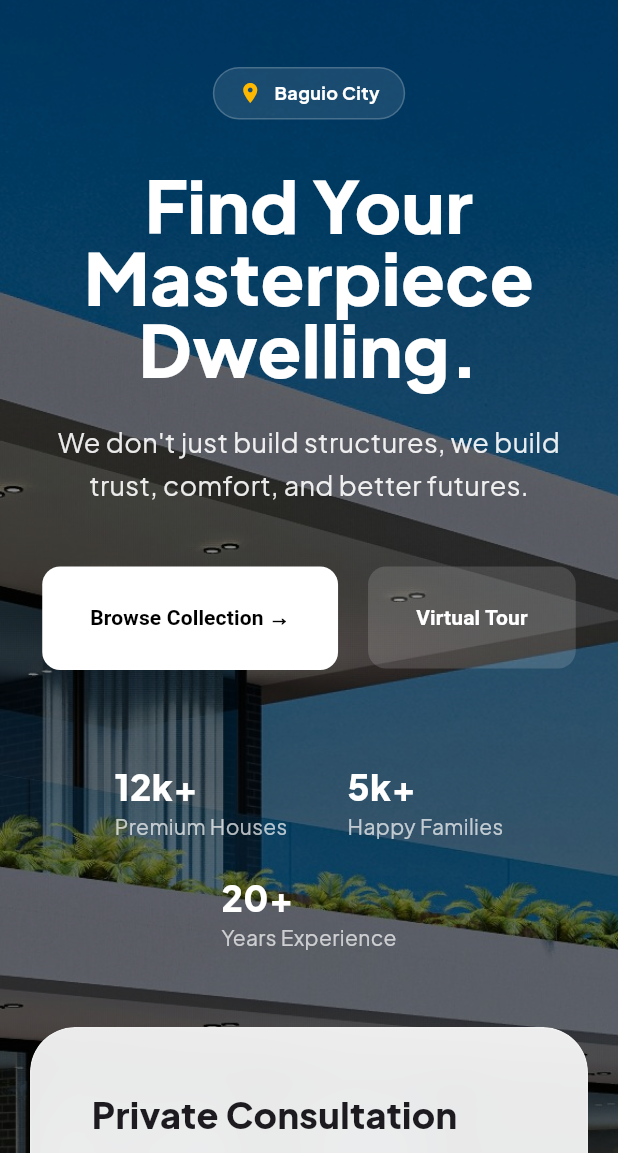
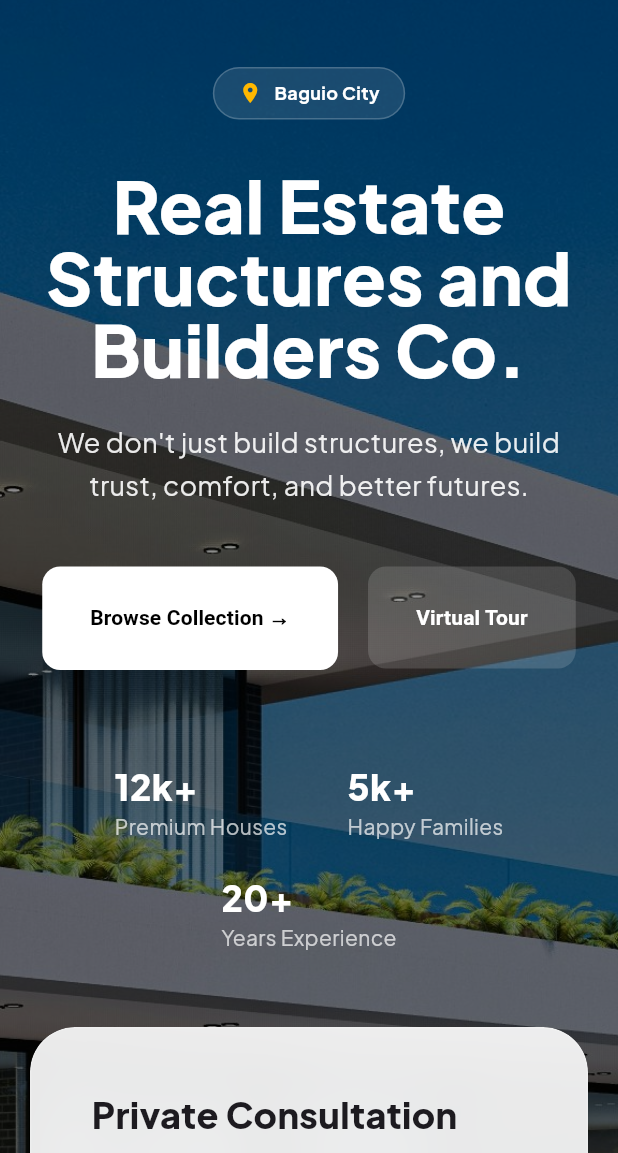
Before and after one commit to MrRajiii/rsb-corp, a Flutter app: the screen it shows after launch, on a phone screen of 412 x 824 dp, the part 83-1236 px from its top. Run offline on Flutter 3.47's test engine with Material 3 defaults, Android fonts, the phone set to English and light mode, and no system bars; our stand-ins replace google_fonts, stacked, stacked_services, stacked_shared; network calls fail.

Commit message:
v3: Final UI refinements and mobile alignment fixes

```diff
--- a/lib/ui/views/home/widgets/about_section.dart
+++ b/lib/ui/views/home/widgets/about_section.dart
@@ -72,7 +72,7 @@ class AboutSection extends ViewModelWidget<HomeViewModel> {
                     ),
                     const SizedBox(height: 15),
                     Text(
-                      "Crafting structures that define the skyline.",
+                      "RSB Corporation is built on a simple belief:",
                       textAlign: isMobile ? TextAlign.center : TextAlign.start,
                       style: GoogleFonts.plusJakartaSans(
                         fontSize: isSmallMobile ? 28 : 42,
@@ -82,7 +82,7 @@ class AboutSection extends ViewModelWidget<HomeViewModel> {
                     ),
                     const SizedBox(height: 25),
                     Text(
-                      "RSB Corp delivers excellence in modern architecture. We believe a building is more than concrete—it is a sanctuary designed for your lifestyle.",
+                      "People come first. We are a customer-centered real estate company dedicated to creating homes and spaces that improve lives, strengthen communities, and offer longiterm value. With focus on transparency, trust, and ethical practices, we provide real estate solutions that feel honest, humane, and truly beneficial for our clients. Whether it's buying, selling, investing, or building, our team ensures a smooth and stress-free experience from start to finish.\n\nAt RSB Corporation, we combine modern market knowledge with genuine human care. Every project we undertake is guided by quality craftsmanship, sustainable planning, and a commitment to delivering properties that families and businesses can proudly call their own.",
                       textAlign: isMobile ? TextAlign.center : TextAlign.start,
                       style: const TextStyle(
                         fontSize: 16,
--- a/lib/ui/views/home/widgets/hero_text_content.dart
+++ b/lib/ui/views/home/widgets/hero_text_content.dart
@@ -20,7 +20,7 @@ class HeroTextContent extends StatelessWidget {
         _buildBadge(),
         const SizedBox(height: 32),
         Text(
-          "Find Your\nMasterpiece\nDwelling.",
+          "Real Estate\nStructures and\nBuilders Co.",
           textAlign: isMobile ? TextAlign.center : TextAlign.left,
           style: GoogleFonts.plusJakartaSans(
             fontSize: isMobile ? 48 : 84,
```
